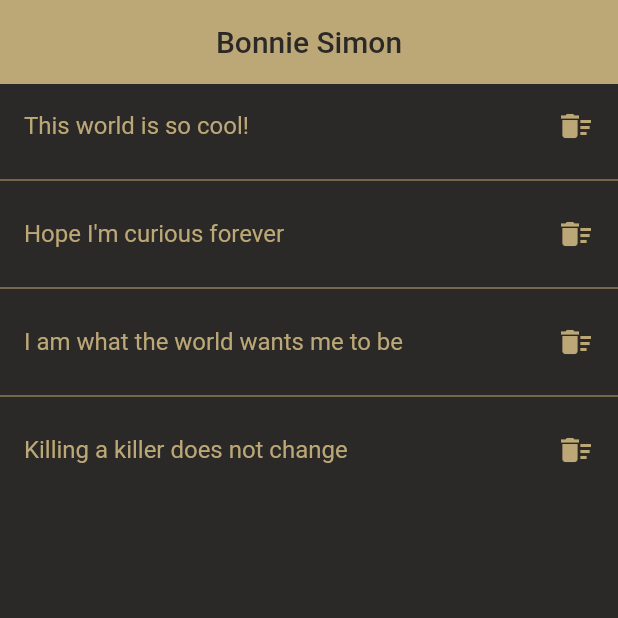
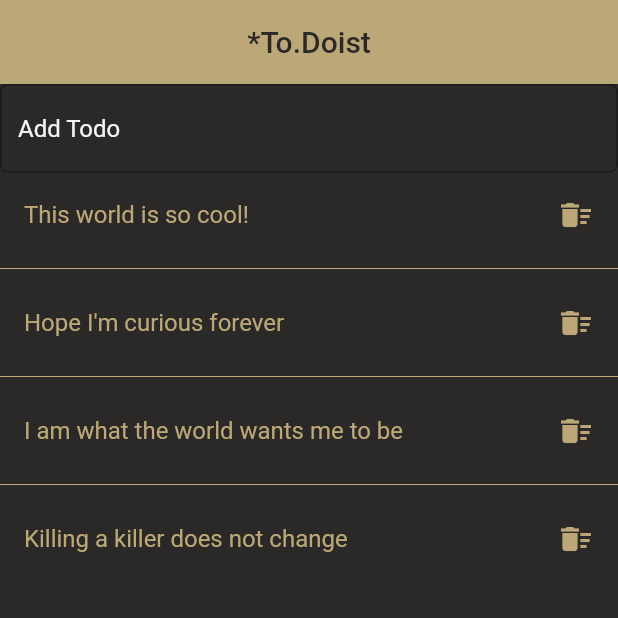
Before and after one commit to bonniesimon/flutter_hello_world, a Flutter app: the screen it shows after launch, on a phone screen of 412 x 824 dp, the top half of it. Run offline on Flutter 3.47's test engine with Material 2 defaults, Android fonts, the phone set to English and light mode, and no system bars.

Commit message:
Fixed: focused on TextField

```diff
--- a/lib/main.dart
+++ b/lib/main.dart
@@ -9,7 +9,8 @@ class MyApp extends StatelessWidget {
     return MaterialApp(
         title: 'Bonnie Simon',
         debugShowCheckedModeBanner: false,
-        home: Scaffold(
+        home: SafeArea(
+          child: Scaffold(
               resizeToAvoidBottomInset: false,
               backgroundColor: Palette.dark,
               appBar: AppBar(
@@ -19,13 +20,14 @@ class MyApp extends StatelessWidget {
                   mainAxisAlignment: MainAxisAlignment.center,
                   children: <Widget>[
                     Text(
-                    'Bonnie Simon',
+                      '*To.Doist',
                       style: TextStyle(color: Palette.dark),
                     )
                   ],
                 ),
               ),
-            body: TodoListPage()));
+              body: TodoListPage()),
+        ));
   }
 }
 
@@ -35,6 +37,7 @@ class TodoListPage extends StatefulWidget {
 }
 
 class _TodoListPageState extends State<TodoListPage> {
+  TextEditingController _textController = TextEditingController();
   List<String> quotes = [
     "This world is so cool!",
     "Hope I'm curious forever",
@@ -44,7 +47,35 @@ class _TodoListPageState extends State<TodoListPage> {
 
   @override
   Widget build(BuildContext context) {
-    return Container(
+    return Column(
+      children: <Widget>[
+        TextField(
+          cursorColor: Palette.gold,
+          style: TextStyle(color: Palette.white),
+          decoration: InputDecoration(
+            hintText: "Add Todo",
+            hintStyle: TextStyle(color: Palette.white),
+            border: OutlineInputBorder(
+              borderRadius: BorderRadius.circular(5.0),
+              borderSide: BorderSide(
+                color: Palette.gold,
+                style: BorderStyle.none,
+              ),
+            ),
+            focusedBorder: OutlineInputBorder(
+              borderSide:BorderSide(color: Palette.gold)
+            )
+          ),
+          controller: _textController,
+          onSubmitted: (value) {
+            setState(() {
+              quotes.add(value);
+              _textController.clear();
+            });
+          },
+        ),
+        Expanded(
+          child: Container(
             child: ListView.separated(
               itemCount: quotes.length,
               separatorBuilder: (BuildContext context, int index) {
@@ -61,14 +92,15 @@ class _TodoListPageState extends State<TodoListPage> {
                         quotes.removeAt(index);
                       });
                       Scaffold.of(context).showSnackBar(SnackBar(
+                          backgroundColor: Palette.gold,
                           content: Container(
-                        color: Palette.gold,
-                        padding: EdgeInsets.symmetric(
-                            vertical: 8.0, horizontal: 10.0),
                               child: Row(
                             mainAxisAlignment: MainAxisAlignment.spaceBetween,
                             children: <Widget>[
-                            Text("Deleted", style: TextStyle(color:Palette.dark),),
+                              Text(
+                                "Deleted",
+                                style: TextStyle(color: Palette.dark),
+                              ),
                               Icon(Icons.delete_forever, color: Palette.dark)
                             ],
                           ))));
@@ -86,6 +118,9 @@ class _TodoListPageState extends State<TodoListPage> {
                     ));
               },
             ),
+          ),
+        ),
+      ],
     );
   }
 }
```
Lines whose indentation alone changed are shown as unchanged.
